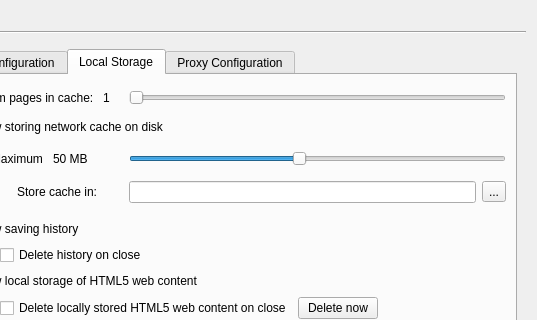
Above: src/lib/preferences/preferences.ui from QupZilla/qupzilla before the change; both pictures show x 303 to 840 and y 0 to 320 of the 840 by 554 pixel window. Below: the same form after it.
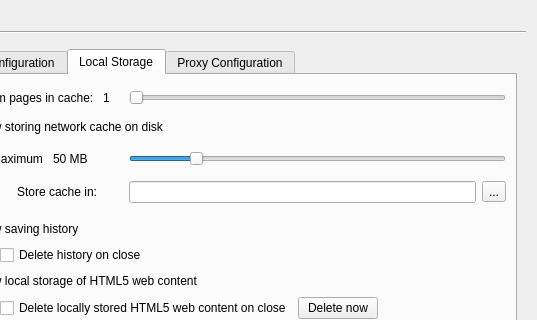
That is the form after the change. The open tabs and pages were chosen to show the change. Custom widgets are drawn as their Qt base class.

Commit message:
[Preferences] Network cache value can now be 20-200 MB
Increase the maximum cache size. See #1139

The edit to the form file:
```diff
--- a/src/lib/preferences/preferences.ui
+++ b/src/lib/preferences/preferences.ui
@@ -1282,7 +1282,10 @@
                  <item row="2" column="3">
                   <widget class="QSlider" name="cacheMB">
                    <property name="minimum">
-                    <number>10</number>
+                    <number>20</number>
+                   </property>
+                   <property name="maximum">
+                    <number>200</number>
                    </property>
                    <property name="sliderPosition">
                     <number>50</number>
```
